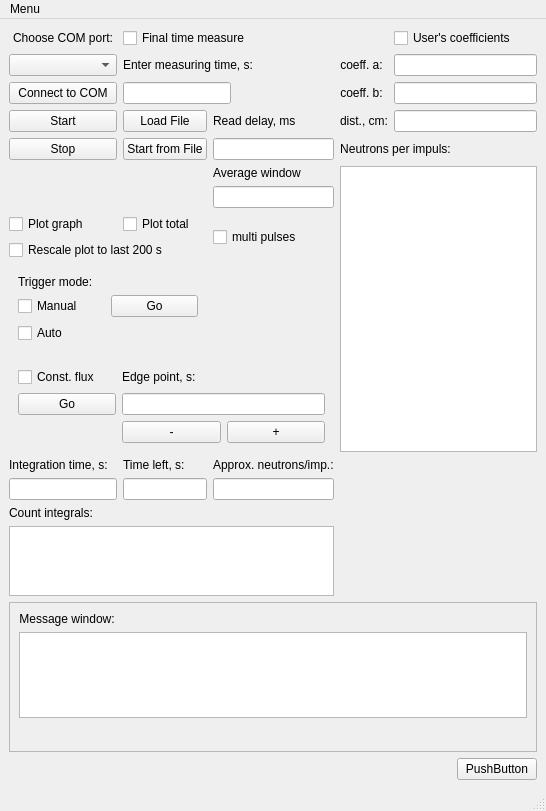
Before: the Qt Designer form caller.ui in goodvin360/pivn_app, drawn with Qt 5.
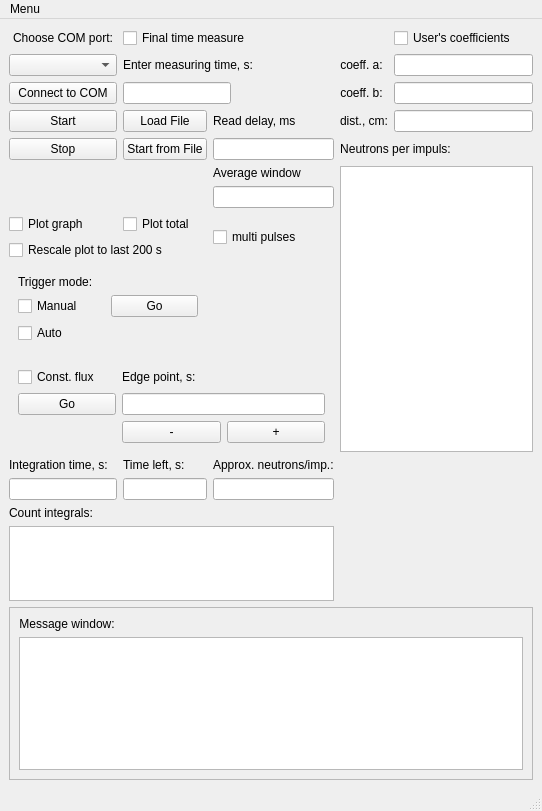
After: the same form once the commit is applied. Custom widgets are drawn as their Qt base class.

Commit message: 01.08.2024 work 2 -testWidget deleted -fluxCalc cleaned (it's left for slot-signal functional)

```diff
--- a/caller.ui
+++ b/caller.ui
@@ -423,13 +423,6 @@
       </property>
      </widget>
     </item>
-    <item row="18" column="5">
-     <widget class="QPushButton" name="pushButton_6">
-      <property name="text">
-       <string>PushButton</string>
-      </property>
-     </widget>
-    </item>
     <item row="17" column="0" colspan="6">
      <widget class="QFrame" name="frame">
       <property name="frameShape">
@@ -477,11 +470,6 @@
          </property>
         </widget>
        </item>
-       <item row="2" column="0">
-        <widget class="testWidget" name="widget" native="true">
-         <layout class="QGridLayout" name="gridLayout_2"/>
-        </widget>
-       </item>
       </layout>
      </widget>
     </item>
@@ -572,17 +560,6 @@
    </property>
   </action>
  </widget>
- <customwidgets>
-  <customwidget>
-   <class>testWidget</class>
-   <extends>QWidget</extends>
-   <header>testwidget.h</header>
-   <container>1</container>
-   <slots>
-    <slot>addButton()</slot>
-   </slots>
-  </customwidget>
- </customwidgets>
  <resources/>
  <connections>
   <connection>
```
Left out of the diff: 72 changed lines with no effect on the pictures. The commit also changes 5 other files.
